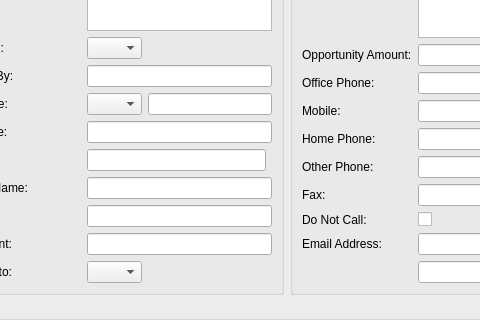
The window that client/src/leaddetails.ui (KDAB/FatCRM) describes before a commit, drawn with Qt 5; both pictures show x 89 to 569 and y 286 to 606 of the 1108 by 867 pixel window.
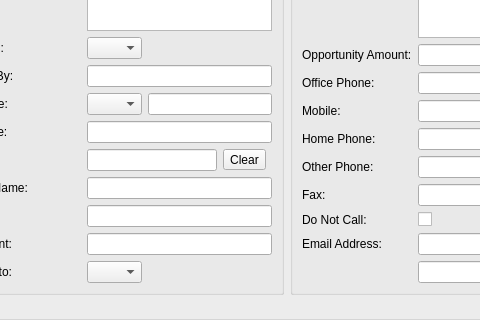
The same window after the commit.

Commit message: fixes FatCRM-15 - not possible to select todays date - also added a clear button for the user to be able and clear the line edit field

Patch:
```diff
--- a/client/src/leaddetails.ui
+++ b/client/src/leaddetails.ui
@@ -311,6 +311,13 @@
                </property>
               </widget>
              </item>
+             <item>
+              <widget class="QToolButton" name="clearButton">
+               <property name="text">
+                <string>Clear</string>
+               </property>
+              </widget>
+             </item>
              <item>
               <widget class="QWidget" name="calendarWidget" native="true"/>
              </item>
```
The commit also changes 11 other files.
